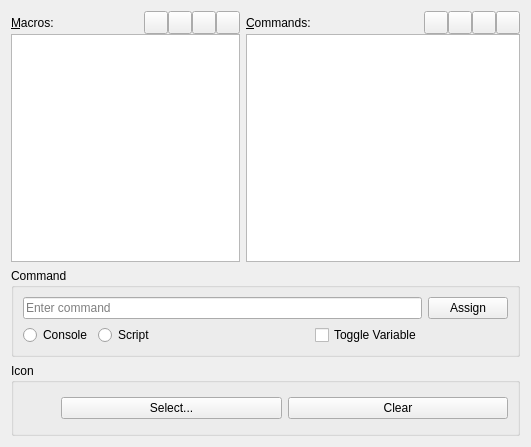
First picture: the form in Code/Editor/ToolsConfigPage.ui, repository Zee2401/o3de, before the edit.
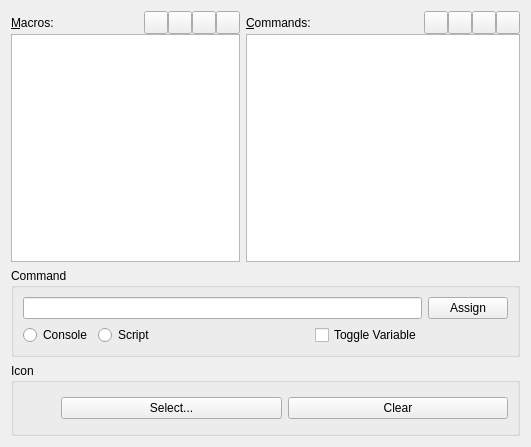
Second picture: the form after the edit. Icons and pictures are not drawn.

Commit message:
🎨 Palette: UX polish for LyShine Animation Find dialog
Standardized the 'Find' dialog in the UI Animation editor by improving accessibility and providing better interaction hints for the search field.

Improvements:
- Added 'Search...' placeholder text to the filter input.
- Enabled the built-in clear button for the filter input.
- Established a buddy relationship between the 'Enter filter:' label and the input field to improve accessibility and screen reader support.

These changes make the dialog more intuitive and efficient to use.

```diff
--- a/Code/Editor/ToolsConfigPage.ui
+++ b/Code/Editor/ToolsConfigPage.ui
@@ -213,9 +213,6 @@
         <property name="alignment">
          <set>Qt::AlignLeading|Qt::AlignLeft|Qt::AlignVCenter</set>
         </property>
-        <property name="placeholderText">
-         <string>Enter command</string>
-        </property>
        </widget>
       </item>
       <item row="1" column="0">
```
Left out of the diff: 33 changed lines with no effect on the pictures. The commit also changes 1 other file.
